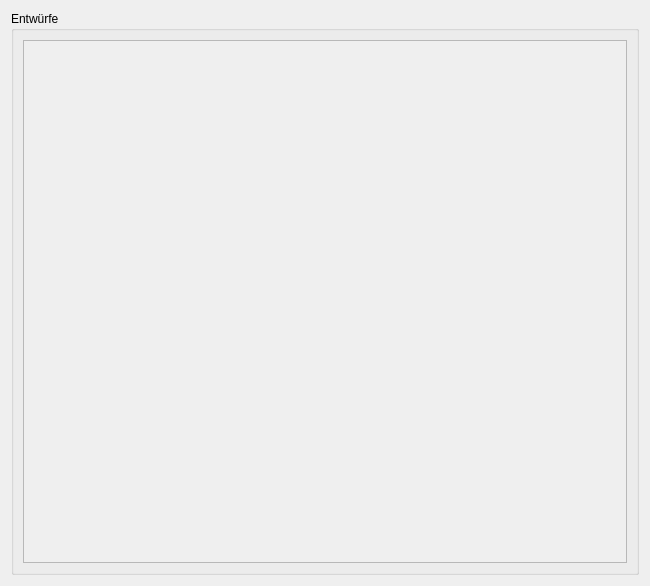
Before: the Qt Designer form gui/draft/draft_selection.ui in b-lack/qgis-fim-plugin, drawn with Qt 5.
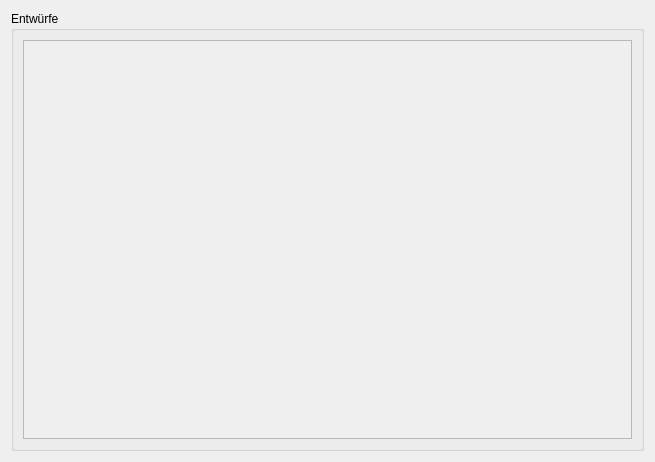
After: the same form once the commit is applied.

Diff of the .ui file:
```diff
--- a/gui/draft/draft_selection.ui
+++ b/gui/draft/draft_selection.ui
@@ -6,8 +6,8 @@
    <rect>
     <x>0</x>
     <y>0</y>
-    <width>650</width>
-    <height>586</height>
+    <width>655</width>
+    <height>462</height>
    </rect>
   </property>
   <property name="windowTitle">
@@ -30,12 +30,12 @@
           <rect>
            <x>0</x>
            <y>0</y>
-           <width>606</width>
-           <height>522</height>
+           <width>611</width>
+           <height>398</height>
           </rect>
          </property>
-         <layout class="QGridLayout" name="gridLayout_3">
-          <item row="0" column="0">
+         <layout class="QVBoxLayout" name="verticalLayout">
+          <item>
            <layout class="QVBoxLayout" name="lfbDraftList"/>
           </item>
          </layout>
```
